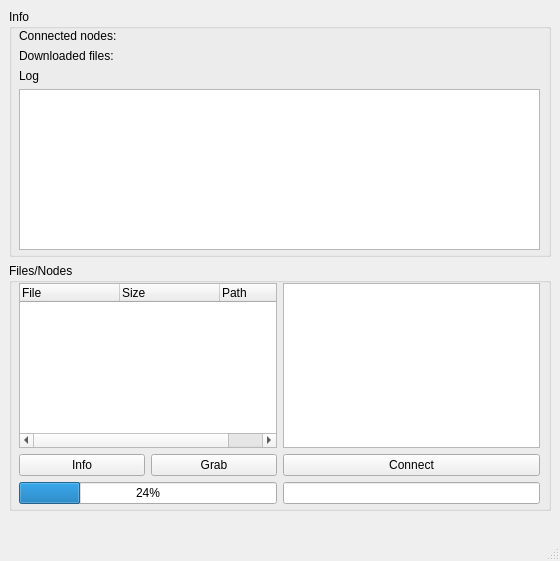
Qt form ui/main.ui (j0z/Crescendo) before a commit.
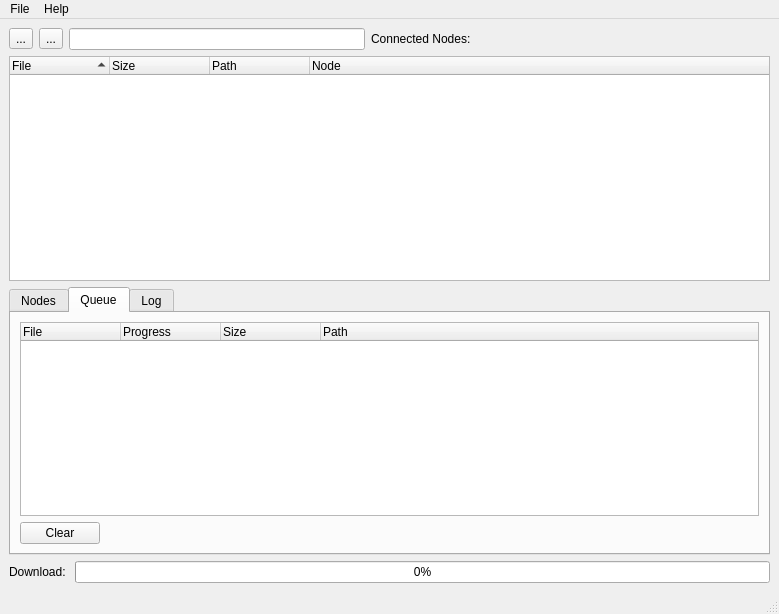
The same form after that commit. The open tabs and pages were chosen to show the change. Icons and pictures are not drawn.

Commit message: Old UI is gone!

```diff
--- a/ui/main.ui
+++ b/ui/main.ui
@@ -2,167 +2,233 @@
 <ui version="4.0">
  <class>MainWindow</class>
  <widget class="QMainWindow" name="MainWindow">
-  <property name="enabled">
-   <bool>true</bool>
-  </property>
   <property name="geometry">
    <rect>
     <x>0</x>
     <y>0</y>
-    <width>560</width>
-    <height>561</height>
+    <width>779</width>
+    <height>614</height>
    </rect>
   </property>
-  <property name="sizePolicy">
-   <sizepolicy hsizetype="Fixed" vsizetype="Fixed">
-    <horstretch>0</horstretch>
-    <verstretch>0</verstretch>
-   </sizepolicy>
-  </property>
-  <property name="minimumSize">
-   <size>
-    <width>560</width>
-    <height>561</height>
-   </size>
-  </property>
-  <property name="maximumSize">
-   <size>
-    <width>560</width>
-    <height>561</height>
-   </size>
-  </property>
   <property name="windowTitle">
    <string>CrescendoQt</string>
   </property>
   <widget class="QWidget" name="centralwidget">
-   <property name="maximumSize">
-    <size>
-     <width>560</width>
-     <height>520</height>
-    </size>
-   </property>
-   <layout class="QVBoxLayout" name="verticalLayout">
+   <layout class="QVBoxLayout" name="verticalLayout_2">
     <item>
-     <widget class="QGroupBox" name="groupBox_2">
-      <property name="title">
-       <string>Info</string>
-      </property>
-      <widget class="QWidget" name="horizontalLayoutWidget">
-       <property name="geometry">
-        <rect>
-         <x>10</x>
-         <y>20</y>
-         <width>521</width>
-         <height>221</height>
-        </rect>
-       </property>
-       <layout class="QVBoxLayout" name="verticalLayout_2">
+     <layout class="QGridLayout" name="gridLayout">
+      <item row="1" column="0">
+       <layout class="QHBoxLayout" name="horizontalLayout"/>
+      </item>
+      <item row="0" column="0">
+       <layout class="QHBoxLayout" name="horizontalLayout_2">
         <item>
-         <widget class="QLabel" name="lab_connected_nodes">
-          <property name="text">
-           <string>Connected nodes: </string>
+         <widget class="QToolButton" name="btn_grab">
+          <property name="toolTip">
+           <string/>
           </property>
-         </widget>
-        </item>
-        <item>
-         <widget class="QLabel" name="lab_downloaded_files">
+          <property name="statusTip">
+           <string extracomment="Download"/>
+          </property>
           <property name="text">
-           <string>Downloaded files:</string>
+           <string>...</string>
           </property>
          </widget>
         </item>
         <item>
-         <widget class="QLabel" name="label_3">
+         <widget class="QToolButton" name="btn_connect">
+          <property name="statusTip">
+           <string extracomment="Download"/>
+          </property>
           <property name="text">
-           <string>Log</string>
+           <string>...</string>
           </property>
          </widget>
         </item>
         <item>
-         <widget class="QListWidget" name="lst_log"/>
-        </item>
-       </layout>
-      </widget>
-     </widget>
-    </item>
-    <item>
-     <widget class="QGroupBox" name="groupBox">
-      <property name="title">
-       <string>Files/Nodes</string>
-      </property>
-      <widget class="QWidget" name="gridLayoutWidget">
-       <property name="geometry">
-        <rect>
-         <x>10</x>
-         <y>20</y>
-         <width>521</width>
-         <height>221</height>
-        </rect>
-       </property>
-       <layout class="QGridLayout" name="gridLayout">
-        <item row="3" column="5">
          <widget class="QLineEdit" name="lne_ip"/>
         </item>
-        <item row="0" column="5">
-         <widget class="QListWidget" name="lst_nodes"/>
-        </item>
-        <item row="2" column="5">
-         <widget class="QPushButton" name="btn_connect">
+        <item>
+         <widget class="QLabel" name="lab_connected_nodes">
           <property name="text">
-           <string>Connect</string>
+           <string>Connected Nodes: </string>
           </property>
          </widget>
         </item>
-        <item row="2" column="1">
-         <layout class="QHBoxLayout" name="horizontalLayout_5">
-          <item>
-           <widget class="QPushButton" name="btn_info_client">
-            <property name="text">
-             <string>Info</string>
-            </property>
-           </widget>
-          </item>
-          <item>
-           <widget class="QPushButton" name="btn_grab">
-            <property name="text">
-             <string>Grab</string>
-            </property>
-           </widget>
-          </item>
-         </layout>
-        </item>
-        <item row="3" column="1">
-         <widget class="QProgressBar" name="prg_download">
-          <property name="value">
-           <number>24</number>
+        <item>
+         <spacer name="horizontalSpacer">
+          <property name="orientation">
+           <enum>Qt::Horizontal</enum>
           </property>
-         </widget>
-        </item>
-        <item row="0" column="1">
-         <widget class="QTreeWidget" name="lst_files">
-          <property name="indentation">
-           <number>10</number>
+          <property name="sizeHint" stdset="0">
+           <size>
+            <width>40</width>
+            <height>20</height>
+           </size>
           </property>
-          <column>
-           <property name="text">
-            <string>File</string>
-           </property>
-          </column>
-          <column>
-           <property name="text">
-            <string>Size</string>
-           </property>
-          </column>
-          <column>
-           <property name="text">
-            <string>Path</string>
-           </property>
-          </column>
-         </widget>
+         </spacer>
         </item>
        </layout>
-      </widget>
-     </widget>
+      </item>
+      <item row="3" column="0">
+       <widget class="QTabWidget" name="tabWidget">
+        <property name="currentIndex">
+         <number>0</number>
+        </property>
+        <widget class="QWidget" name="tab">
+         <attribute name="title">
+          <string>Nodes</string>
+         </attribute>
+         <layout class="QGridLayout" name="gridLayout_3">
+          <item row="0" column="0">
+           <layout class="QGridLayout" name="gridLayout_2">
+            <property name="sizeConstraint">
+             <enum>QLayout::SetDefaultConstraint</enum>
+            </property>
+            <property name="leftMargin">
+             <number>0</number>
+            </property>
+            <item row="0" column="0">
+             <widget class="QListWidget" name="lst_nodes">
+              <property name="selectionMode">
+               <enum>QAbstractItemView::ExtendedSelection</enum>
+              </property>
+             </widget>
+            </item>
+           </layout>
+          </item>
+         </layout>
+        </widget>
+        <widget class="QWidget" name="tab_2">
+         <attribute name="title">
+          <string>Queue</string>
+         </attribute>
+         <layout class="QGridLayout" name="gridLayout_5">
+          <item row="0" column="0">
+           <layout class="QGridLayout" name="gridLayout_4">
+            <item row="0" column="0">
+             <widget class="QTreeWidget" name="lst_queue">
+              <property name="indentation">
+               <number>0</number>
+              </property>
+              <column>
+               <property name="text">
+                <string>File</string>
+               </property>
+              </column>
+              <column>
+               <property name="text">
+                <string>Progress</string>
+               </property>
+              </column>
+              <column>
+               <property name="text">
+                <string>Size</string>
+               </property>
+              </column>
+              <column>
+               <property name="text">
+                <string>Path</string>
+               </property>
+              </column>
+             </widget>
+            </item>
+           </layout>
+          </item>
+          <item row="1" column="0">
+           <layout class="QHBoxLayout" name="horizontalLayout_7">
+            <property name="bottomMargin">
+             <number>0</number>
+            </property>
+            <item>
+             <widget class="QPushButton" name="btn_clear_downloads">
+              <property name="text">
+               <string>Clear</string>
+              </property>
+             </widget>
+            </item>
+            <item>
+             <spacer name="horizontalSpacer_2">
+              <property name="orientation">
+               <enum>Qt::Horizontal</enum>
+              </property>
+              <property name="sizeHint" stdset="0">
+               <size>
+                <width>40</width>
+                <height>20</height>
+               </size>
+              </property>
+             </spacer>
+            </item>
+           </layout>
+          </item>
+         </layout>
+        </widget>
+        <widget class="QWidget" name="tab_3">
+         <attribute name="title">
+          <string>Log</string>
+         </attribute>
+         <layout class="QGridLayout" name="gridLayout_7">
+          <item row="0" column="0">
+           <layout class="QGridLayout" name="gridLayout_6">
+            <item row="0" column="0">
+             <widget class="QListWidget" name="lst_log"/>
+            </item>
+           </layout>
+          </item>
+         </layout>
+        </widget>
+       </widget>
+      </item>
+      <item row="2" column="0">
+       <widget class="QTreeWidget" name="lst_files">
+        <property name="indentation">
+         <number>0</number>
+        </property>
+        <property name="sortingEnabled">
+         <bool>true</bool>
+        </property>
+        <column>
+         <property name="text">
+          <string>File</string>
+         </property>
+        </column>
+        <column>
+         <property name="text">
+          <string>Size</string>
+         </property>
+        </column>
+        <column>
+         <property name="text">
+          <string>Path</string>
+         </property>
+        </column>
+        <column>
+         <property name="text">
+          <string>Node</string>
+         </property>
+        </column>
+       </widget>
+      </item>
+     </layout>
+    </item>
+    <item>
+     <layout class="QHBoxLayout" name="horizontalLayout_8">
+      <item>
+       <widget class="QLabel" name="lab_download">
+        <property name="text">
+         <string>Download: </string>
+        </property>
+       </widget>
+      </item>
+      <item>
+       <widget class="QProgressBar" name="prg_download">
+        <property name="value">
+         <number>0</number>
+        </property>
+       </widget>
+      </item>
+     </layout>
     </item>
    </layout>
   </widget>
@@ -171,10 +237,25 @@
     <rect>
      <x>0</x>
      <y>0</y>
-     <width>560</width>
+     <width>779</width>
      <height>21</height>
     </rect>
    </property>
+   <widget class="QMenu" name="menuFile">
+    <property name="title">
+     <string>File</string>
+    </property>
+   </widget>
+   <widget class="QMenu" name="menuHelp">
+    <property name="title">
+     <string>Help</string>
+    </property>
+    <addaction name="actionHelp"/>
+    <addaction name="separator"/>
+    <addaction name="actionAbout"/>
+   </widget>
+   <addaction name="menuFile"/>
+   <addaction name="menuHelp"/>
   </widget>
   <widget class="QStatusBar" name="statusbar"/>
  </widget>
```
Left out of the diff: 24 changed lines with no effect on the pictures. The commit also changes 1 other file.
